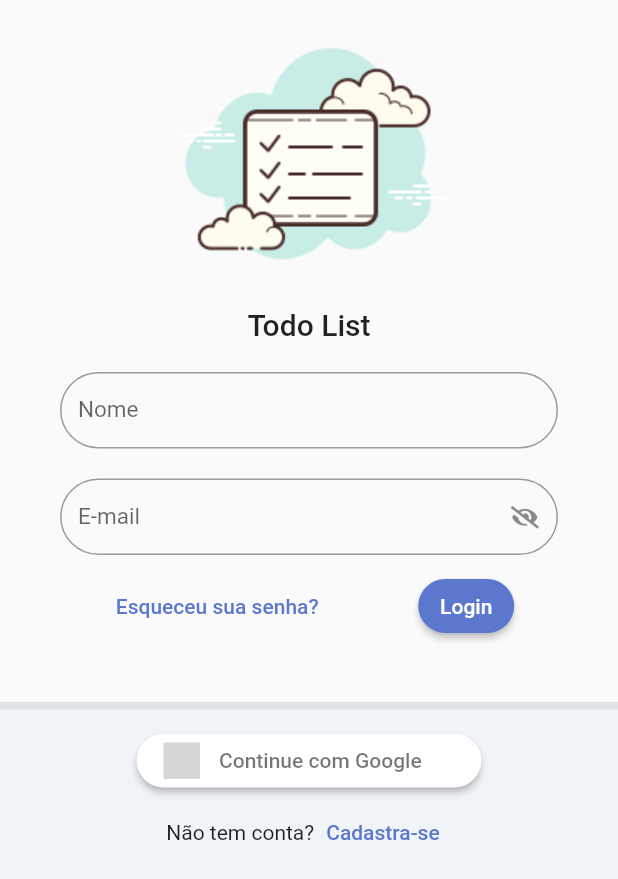
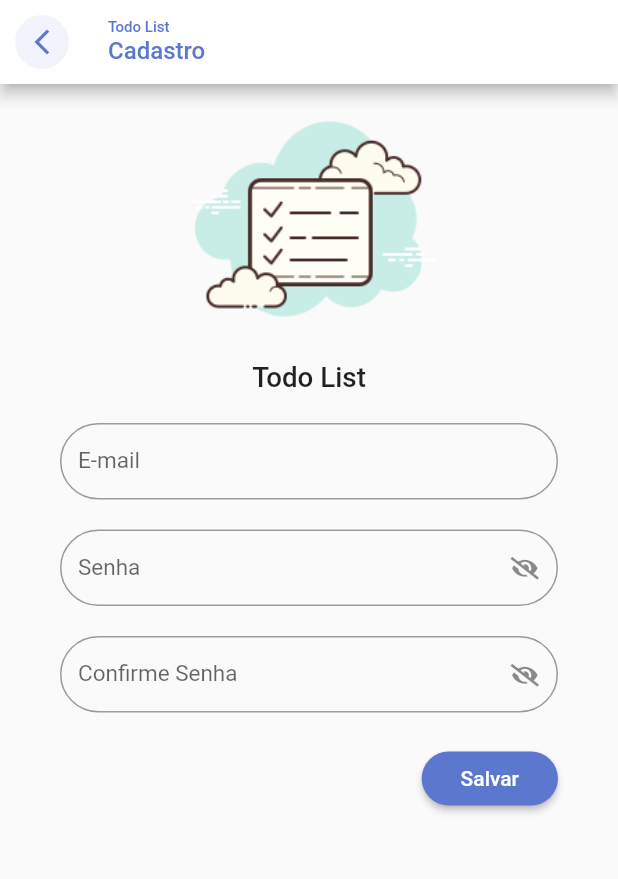
Before and after one commit to fvieir/Todo-List-Provider-firebase-Fllutter, a Flutter app: the LoginPage screen opened directly, after a tap on "Cadastra-se", on a phone screen of 412 x 824 dp. Shown: the top 879 px of the screen. Run offline on Flutter 3.47's test engine with Material 2 defaults, Android fonts, the phone set to English and light mode, and no system bars; drawn by our look-alikes of sign_in_button; our stand-ins replace google_fonts, sqflite, synchronized; accounts and stored records are empty; Roboto replaces fonts that are missing (Mandali); grey boxes are pictures that could not be loaded.

Commit message:
Adicionar pagina de cadsatro

```diff
--- a/lib/app/modules/auth/auth_module.dart
+++ b/lib/app/modules/auth/auth_module.dart
@@ -2,6 +2,8 @@ import 'package:provider/provider.dart';
 import 'package:todo_list_with_provider_firebase/app/core/modules/todo_list_modules.dart';
 import 'package:todo_list_with_provider_firebase/app/modules/auth/login/login_controller.dart';
 import 'package:todo_list_with_provider_firebase/app/modules/auth/login/login_page.dart';
+import 'package:todo_list_with_provider_firebase/app/modules/auth/register/register_controller.dart';
+import 'package:todo_list_with_provider_firebase/app/modules/auth/register/register_page.dart';
 
 class AuthModule extends TodoListModules {
   AuthModule()
@@ -10,9 +12,13 @@ class AuthModule extends TodoListModules {
             ChangeNotifierProvider(
               create: (context) => LoginController(),
             ),
+            ChangeNotifierProvider(
+              create: (context) => RegisterController(),
+            ),
           ],
           routes: {
             '/login': (context) => const LoginPage(),
+            '/register': (context) => const RegisterPage(),
           },
         );
 }
--- a/lib/app/modules/auth/login/login_page.dart
+++ b/lib/app/modules/auth/login/login_page.dart
@@ -92,7 +92,10 @@ class LoginPage extends StatelessWidget {
                               children: [
                                 const Text('Não tem conta?'),
                                 TextButton(
-                                  onPressed: () {},
+                                  onPressed: () {
+                                    Navigator.of(context)
+                                        .pushNamed('/register');
+                                  },
                                   child: const Text('Cadastra-se'),
                                 ),
                               ],
--- /dev/null
+++ b/lib/app/modules/auth/register/register_controller.dart
@@ -0,0 +1,3 @@
+import 'package:flutter/material.dart';
+
+class RegisterController extends ChangeNotifier {}
--- /dev/null
+++ b/lib/app/modules/auth/register/register_page.dart
@@ -0,0 +1,103 @@
+import 'package:flutter/material.dart';
+import 'package:todo_list_with_provider_firebase/app/core/ui/theme_extensions.dart';
+import 'package:todo_list_with_provider_firebase/app/core/widget/todo_list_field.dart';
+import 'package:todo_list_with_provider_firebase/app/core/widget/todo_list_logo.dart';
+
+class RegisterPage extends StatelessWidget {
+  const RegisterPage({super.key});
+
+  @override
+  Widget build(BuildContext context) {
+    return Scaffold(
+      appBar: AppBar(
+        automaticallyImplyLeading: false,
+        backgroundColor: Colors.white,
+        leading: IconButton(
+          onPressed: () => Navigator.of(context).pop(),
+          icon: ClipOval(
+            child: Container(
+              color: context.primaryColor.withAlpha(20),
+              padding: const EdgeInsets.all(8),
+              child: Icon(
+                Icons.arrow_back_ios_new_outlined,
+                color: context.primaryColor,
+                size: 20,
+              ),
+            ),
+          ),
+        ),
+        title: Column(
+          crossAxisAlignment: CrossAxisAlignment.start,
+          children: [
+            Text(
+              'Todo List',
+              style: TextStyle(
+                fontFamily: 'Roboto',
+                color: context.primaryColor,
+                fontSize: 10,
+              ),
+            ),
+            Text(
+              'Cadastro',
+              style: TextStyle(
+                fontFamily: 'Roboto',
+                color: context.primaryColor,
+                fontSize: 16,
+              ),
+            )
+          ],
+        ),
+      ),
+      body: ListView(
+        children: [
+          SizedBox(
+            height: MediaQuery.of(context).size.width * 0.50,
+            child: const FittedBox(
+              fit: BoxFit.fitHeight,
+              child: TodoListLogo(),
+            ),
+          ),
+          Padding(
+            padding: const EdgeInsets.symmetric(
+              horizontal: 40,
+              vertical: 20,
+            ),
+            child: Form(
+              child: Column(
+                children: [
+                  TodoListField(label: 'E-mail'),
+                  const SizedBox(height: 20),
+                  TodoListField(
+                    label: 'Senha',
+                    obscureText: true,
+                  ),
+                  const SizedBox(height: 20),
+                  TodoListField(
+                    label: 'Confirme Senha',
+                    obscureText: true,
+                  ),
+                  const SizedBox(height: 20),
+                  Align(
+                    alignment: Alignment.bottomRight,
+                    child: ElevatedButton(
+                      style: ElevatedButton.styleFrom(
+                        shape: RoundedRectangleBorder(
+                          borderRadius: BorderRadius.circular(50),
+                        ),
+                      ),
+                      onPressed: () {},
+                      child: const Padding(
+                        padding: EdgeInsets.all(10.0),
+                        child: Text('Salvar'),
+                      ),
+                    ),
+                  )
+                ],
+              ),
+            ),
+          ),
+        ],
+      ),
+    );
+  }
+}
```
